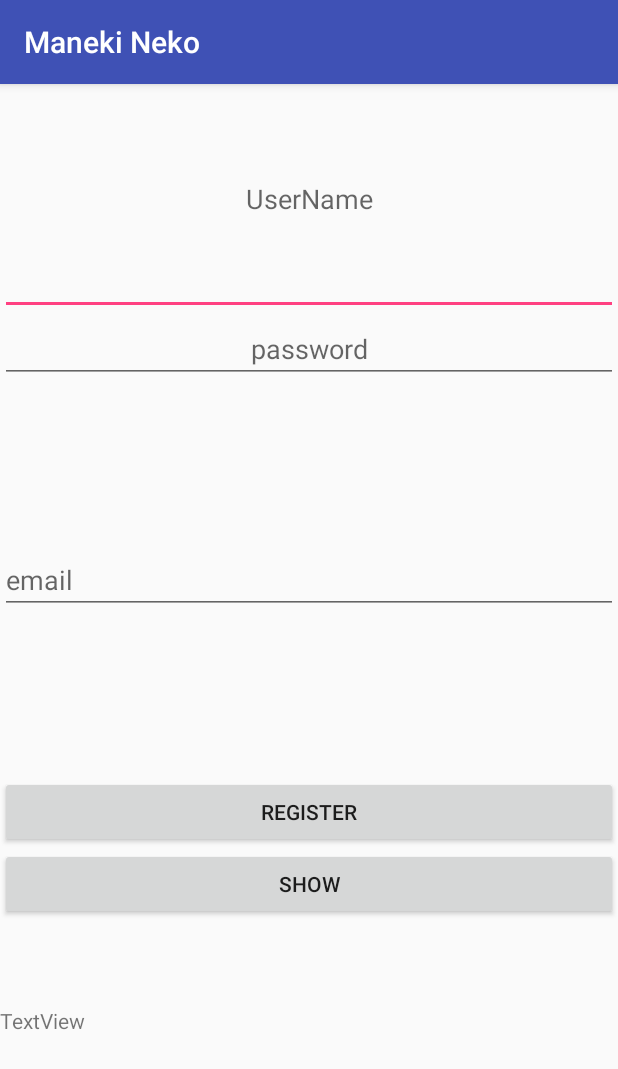
After one commit to Yasmine-H/ManekiNeko, an Android app: the UserConnectionActivity screen opened directly, with no data from a screen before it, on a phone screen of 412 x 824 dp. The commit adds this screen. Shown: the top 1069 px of the screen. Run offline under Robolectric (Android 15) with nearby library versions, the phone set to English and light mode, and no system bars.

Commit message:
basic userDB added

```diff
--- a/app/src/main/AndroidManifest.xml
+++ b/app/src/main/AndroidManifest.xml
@@ -16,7 +16,8 @@
                 <category android:name="android.intent.category.LAUNCHER" />
             </intent-filter>
         </activity>
-        <activity android:name=".design.ExplorationActivity"></activity>
+        <activity android:name=".design.ExplorationActivity" />
+        <activity android:name=".database.UserConnectionActivity"></activity>
     </application>
 
 </manifest>
--- /dev/null
+++ b/app/src/main/res/layout/activity_user_connection.xml
@@ -0,0 +1,103 @@
+<?xml version="1.0" encoding="utf-8"?>
+<android.support.constraint.ConstraintLayout xmlns:android="http://schemas.android.com/apk/res/android"
+    xmlns:app="http://schemas.android.com/apk/res-auto"
+    xmlns:tools="http://schemas.android.com/tools"
+    android:layout_width="match_parent"
+    android:layout_height="match_parent"
+    tools:context="com.ihm.androide.upmc.manekineko.database.UserConnectionActivity">
+
+    <LinearLayout
+        android:layout_width="match_parent"
+        android:layout_height="match_parent"
+        android:orientation="vertical"
+        android:weightSum="5"
+        >
+
+        <LinearLayout
+            android:layout_width="match_parent"
+            android:layout_height="match_parent"
+            android:layout_weight="1"
+            android:orientation="vertical"
+            >
+
+            <EditText
+                android:id="@+id/username"
+                android:layout_width="match_parent"
+                android:layout_height="match_parent"
+                android:ems="10"
+                android:inputType="textPersonName"
+                android:hint="UserName"
+                android:gravity="center"/>
+        </LinearLayout>
+
+        <LinearLayout
+            android:layout_width="match_parent"
+            android:layout_height="match_parent"
+            android:orientation="vertical"
+            android:layout_weight="1">
+
+            <EditText
+                android:id="@+id/password"
+                android:layout_width="match_parent"
+                android:layout_height="wrap_content"
+                android:ems="10"
+                android:inputType="textPassword"
+                android:gravity="center"
+                android:hint="password"
+                />
+        </LinearLayout>
+
+        <LinearLayout
+            android:layout_width="match_parent"
+            android:layout_height="match_parent"
+            android:layout_weight="1"
+            android:orientation="vertical"
+            >
+
+            <EditText
+                android:id="@+id/email"
+                android:layout_width="match_parent"
+                android:layout_height="wrap_content"
+                android:ems="10"
+                android:inputType="textEmailAddress"
+                android:hint="email"/>
+        </LinearLayout>
+
+        <LinearLayout
+            android:layout_width="match_parent"
+            android:layout_height="match_parent"
+            android:layout_weight="1"
+            android:orientation="vertical"
+            >
+
+            <Button
+                android:id="@+id/registerButton"
+                android:layout_width="match_parent"
+                android:layout_height="wrap_content"
+                android:text="Register"
+                android:onClick="newUser"/>
+
+            <Button
+                android:id="@+id/show"
+                android:layout_width="match_parent"
+                android:layout_height="wrap_content"
+                android:text="Show"
+                android:onClick="showUserList"/>
+        </LinearLayout>
+
+        <LinearLayout
+
+            android:layout_width="match_parent"
+            android:layout_height="match_parent"
+            android:layout_weight="1"
+            android:orientation="vertical"
+            >
+
+            <TextView
+                android:id="@+id/userDescription"
+                android:layout_width="match_parent"
+                android:layout_height="wrap_content"
+                android:text="TextView" />
+        </LinearLayout>
+    </LinearLayout>
+</android.support.constraint.ConstraintLayout>
```
Also changed, not shown: app/src/main/java/com/ihm/androide/upmc/manekineko/database/Generator.java (added, +27 -0 lines), app/src/main/java/com/ihm/androide/upmc/manekineko/database/Meal.java (added, +45 -0 lines), app/src/main/java/com/ihm/androide/upmc/manekineko/database/User.java (added, +103 -0 lines), app/src/main/java/com/ihm/androide/upmc/manekineko/database/UserConnectionActivity.java (added, +92 -0 lines), app/src/main/java/com/ihm/androide/upmc/manekineko/database/UserDbHelper.java (added, +134 -0 lines), app/src/main/java/com/ihm/androide/upmc/manekineko/design/ExplorationActivity.java (line endings or trailing spaces).
